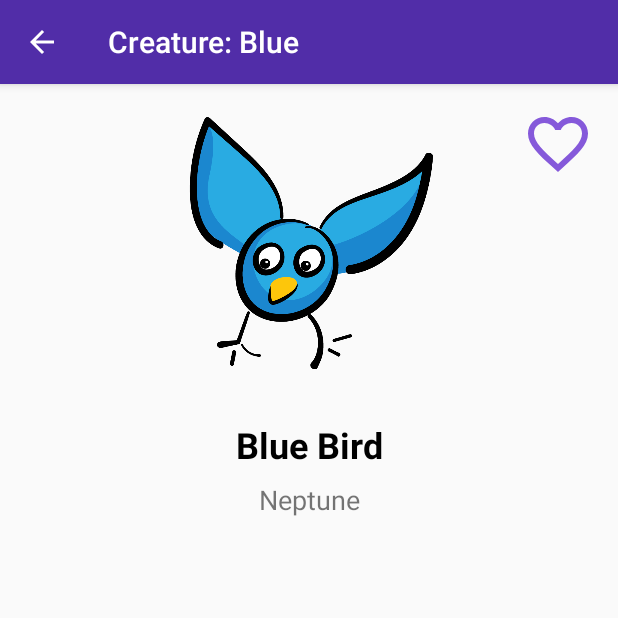
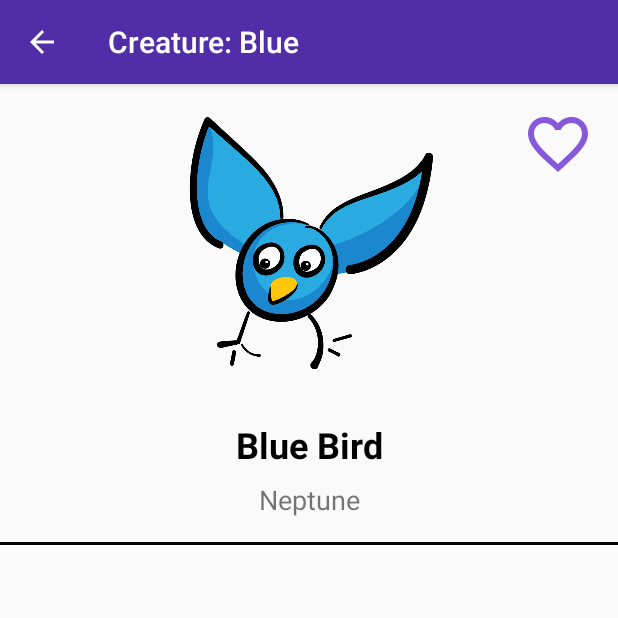
Before and after one commit to winfredzen/Android_Learn_Code, an Android app: the screen it shows after launch (CreatureActivity), after a tap on an icon or button, on a phone screen of 412 x 824 dp, the top half of it. Run offline under Robolectric (Android 15) with nearby library versions, the phone set to English and light mode, and no system bars; libraries missing offline, so code that uses them is left out: android.support.v7; 1 statement that could not run was skipped.

Commit message:
分割线

```diff
--- a/BeginningRecyclerView/app/src/main/java/com/raywenderlich/android/creatures/ui/CreatureActivity.kt
+++ b/BeginningRecyclerView/app/src/main/java/com/raywenderlich/android/creatures/ui/CreatureActivity.kt
@@ -33,6 +33,7 @@ package com.raywenderlich.android.creatures.ui
 import android.content.Context
 import android.content.Intent
 import android.os.Bundle
+import android.support.v4.content.ContextCompat
 import android.support.v7.app.AppCompatActivity
 import android.support.v7.widget.GridLayoutManager
 import android.support.v7.widget.LinearLayoutManager
@@ -122,6 +123,9 @@ class CreatureActivity : AppCompatActivity() {
     foodRecyclerView.layoutManager = GridLayoutManager(this, 3, GridLayoutManager.VERTICAL, false)
     foodRecyclerView.adapter = adpater
 
+    val dividerWidthInPixels = resources.getDimensionPixelSize(R.dimen.list_item_divider_height)
+    foodRecyclerView.addItemDecoration(FoodItemDecoration(ContextCompat.getColor(this, R.color.black), dividerWidthInPixels))
+
     val foods = CreatureStore.getCreatureFoods(creature)
     adpater.updateFoods(foods)
 
--- /dev/null
+++ b/BeginningRecyclerView/app/src/main/java/com/raywenderlich/android/creatures/ui/DividerItemDecoration.kt
@@ -0,0 +1,40 @@
+package com.raywenderlich.android.creatures.ui
+
+import android.graphics.Canvas
+import android.graphics.Paint
+import android.graphics.Rect
+import android.support.v7.widget.RecyclerView
+import android.view.View
+
+class DividerItemDecoration(color: Int, private val heightPixels: Int) : RecyclerView.ItemDecoration() {
+
+    private val paint = Paint()
+
+    init {
+        paint.color = color
+        paint.isAntiAlias = true
+    }
+
+
+    override fun onDrawOver(c: Canvas, parent: RecyclerView, state: RecyclerView.State?) {
+        super.onDrawOver(c, parent, state)
+
+        val left = parent.paddingLeft
+        val right = parent.width - parent.paddingRight
+
+        val childCount = parent.childCount
+        for (i in 0 until childCount) {
+
+            val child = parent.getChildAt(i)
+
+            val params = child.layoutParams as RecyclerView.LayoutParams
+
+            val top = child.bottom + params.bottomMargin
+            val bottom = top + heightPixels
+
+            c.drawRect(left.toFloat(), top.toFloat(), right.toFloat(), bottom.toFloat(), paint)
+
+        }
+
+    }
+}
--- a/BeginningRecyclerView/app/src/main/java/com/raywenderlich/android/creatures/ui/FavoritesFragment.kt
+++ b/BeginningRecyclerView/app/src/main/java/com/raywenderlich/android/creatures/ui/FavoritesFragment.kt
@@ -32,6 +32,7 @@ package com.raywenderlich.android.creatures.ui
 
 import android.os.Bundle
 import android.support.v4.app.Fragment
+import android.support.v4.content.ContextCompat
 import android.support.v7.widget.LinearLayoutManager
 import android.view.LayoutInflater
 import android.view.View
@@ -63,6 +64,10 @@ class FavoritesFragment : Fragment() {
 
     favoritesRecyclerView.layoutManager = LinearLayoutManager(activity)
     favoritesRecyclerView.adapter = adpater
+
+    val heightInPixels = resources.getDimensionPixelSize(R.dimen.list_item_divider_height)
+    favoritesRecyclerView.addItemDecoration(DividerItemDecoration(ContextCompat.getColor(context!!, R.color.black), heightInPixels))
+
   }
 
   override fun onResume() {
--- /dev/null
+++ b/BeginningRecyclerView/app/src/main/java/com/raywenderlich/android/creatures/ui/FoodItemDecoration.kt
@@ -0,0 +1,46 @@
+package com.raywenderlich.android.creatures.ui
+
+import android.graphics.Canvas
+import android.graphics.Paint
+import android.graphics.Rect
+import android.support.v7.widget.RecyclerView
+import android.view.View
+
+class FoodItemDecoration(color: Int, private var dividerWidthInPixels: Int) : RecyclerView.ItemDecoration() {
+
+    private val paint = Paint()
+
+    init {
+        paint.color = color
+        paint.isAntiAlias = true
+    }
+
+
+    override fun onDrawOver(c: Canvas, parent: RecyclerView, state: RecyclerView.State?) {
+        super.onDrawOver(c, parent, state)
+
+        val childCount = parent.childCount
+        for (i in 0 until childCount) {
+
+            val child = parent.getChildAt(i)
+
+            val params = child.layoutParams as RecyclerView.LayoutParams
+
+            //top diver
+            var left = parent.paddingLeft
+            var right = parent.width - parent.paddingRight
+            var top = child.top + params.topMargin
+            var bottom = top + dividerWidthInPixels
+            c.drawRect(left.toFloat(), top.toFloat(), right.toFloat(), bottom.toFloat(), paint)
+
+            //right
+            left = child.right - params.rightMargin
+            right = left + dividerWidthInPixels
+            top = child.top
+            bottom = child.bottom
+            c.drawRect(left.toFloat(), top.toFloat(), right.toFloat(), bottom.toFloat(), paint)
+
+        }
+
+    }
+}
--- a/BeginningRecyclerView/app/src/main/res/layout/list_item_creature.xml
+++ b/BeginningRecyclerView/app/src/main/res/layout/list_item_creature.xml
@@ -2,7 +2,7 @@
 <android.support.constraint.ConstraintLayout xmlns:android="http://schemas.android.com/apk/res/android"
     xmlns:app="http://schemas.android.com/apk/res-auto"
     android:layout_width="match_parent"
-    android:layout_height="@dimen/list_item_creature_height"
+    android:layout_height="@dimen/list_item_with_divider_height"
     xmlns:tools="http://schemas.android.com/tools">
 
 
--- a/BeginningRecyclerView/app/src/main/res/values/colors.xml
+++ b/BeginningRecyclerView/app/src/main/res/values/colors.xml
@@ -3,4 +3,5 @@
   <color name="colorPrimary">#512da8</color>
   <color name="colorPrimaryDark">#140078</color>
   <color name="colorAccent">#8559da</color>
+  <color name="black">#000000</color>
 </resources>
--- a/BeginningRecyclerView/app/src/main/res/values/dimens.xml
+++ b/BeginningRecyclerView/app/src/main/res/values/dimens.xml
@@ -17,4 +17,6 @@
     <dimen name="card_nickname_holder_height">36dp</dimen>
     <dimen name="creature_card_text_size">36sp</dimen>
     <dimen name="creature_card_grid_layout_margin">16dp</dimen>
+    <dimen name="list_item_divider_height">2dp</dimen>
+    <dimen name="list_item_with_divider_height">132dp</dimen>
 </resources>
```
Also changed, not shown: 1 other file.
